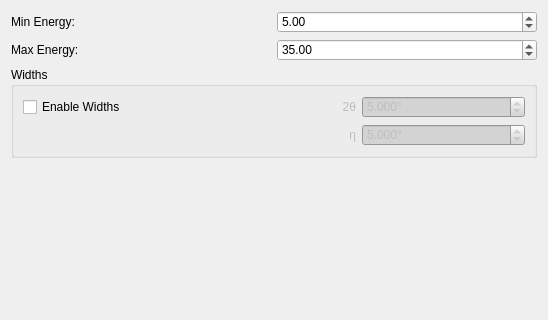
First picture: the form in hexrd/ui/resources/ui/laue_overlay_editor.ui, repository HEXRD/hexrdgui, before the edit; both pictures show x 0 to 548 and y 0 to 320 of the 548 by 502 pixel window.
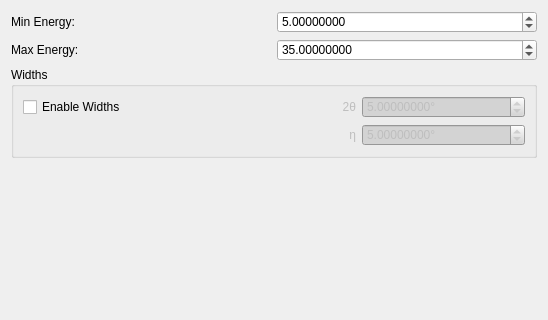
Second picture: the form after the edit. Custom widgets are drawn as their Qt base class.

Commit message:
Convert all to ScientificDoubleSpinBox
This converts all widgets that are QDoubleSpinBox to
ScientificDoubleSpinBox, except the ones inside the powder calibration
options, since they were already changed in a separate PR.

We should definitely do some testing to make sure these work...

```diff
--- a/hexrd/ui/resources/ui/laue_overlay_editor.ui
+++ b/hexrd/ui/resources/ui/laue_overlay_editor.ui
@@ -75,10 +75,10 @@
          <string>°</string>
         </property>
         <property name="decimals">
-         <number>3</number>
+         <number>8</number>
         </property>
         <property name="maximum">
-         <double>180.000000000000000</double>
+         <double>360.000000000000000</double>
         </property>
         <property name="value">
          <double>5.000000000000000</double>
@@ -97,10 +97,10 @@
          <string>°</string>
         </property>
         <property name="decimals">
-         <number>3</number>
+         <number>8</number>
         </property>
         <property name="maximum">
-         <double>180.000000000000000</double>
+         <double>360.000000000000000</double>
         </property>
         <property name="value">
          <double>5.000000000000000</double>
@@ -115,8 +115,11 @@
      <property name="keyboardTracking">
       <bool>false</bool>
      </property>
+     <property name="decimals">
+      <number>8</number>
+     </property>
      <property name="maximum">
-      <double>10000.000000000000000</double>
+      <double>100000.000000000000000</double>
      </property>
      <property name="value">
       <double>35.000000000000000</double>
@@ -142,8 +145,11 @@
      <property name="keyboardTracking">
       <bool>false</bool>
      </property>
+     <property name="decimals">
+      <number>8</number>
+     </property>
      <property name="maximum">
-      <double>10000.000000000000000</double>
+      <double>100000.000000000000000</double>
      </property>
      <property name="value">
       <double>5.000000000000000</double>
@@ -168,6 +174,13 @@
    </item>
   </layout>
  </widget>
+ <customwidgets>
+  <customwidget>
+   <class>ScientificDoubleSpinBox</class>
+   <extends>QDoubleSpinBox</extends>
+   <header>scientificspinbox.h</header>
+  </customwidget>
+ </customwidgets>
  <tabstops>
   <tabstop>min_energy</tabstop>
   <tabstop>max_energy</tabstop>
```
Left out of the diff: 8 changed lines with no effect on the pictures. The commit also changes 10 other files.
